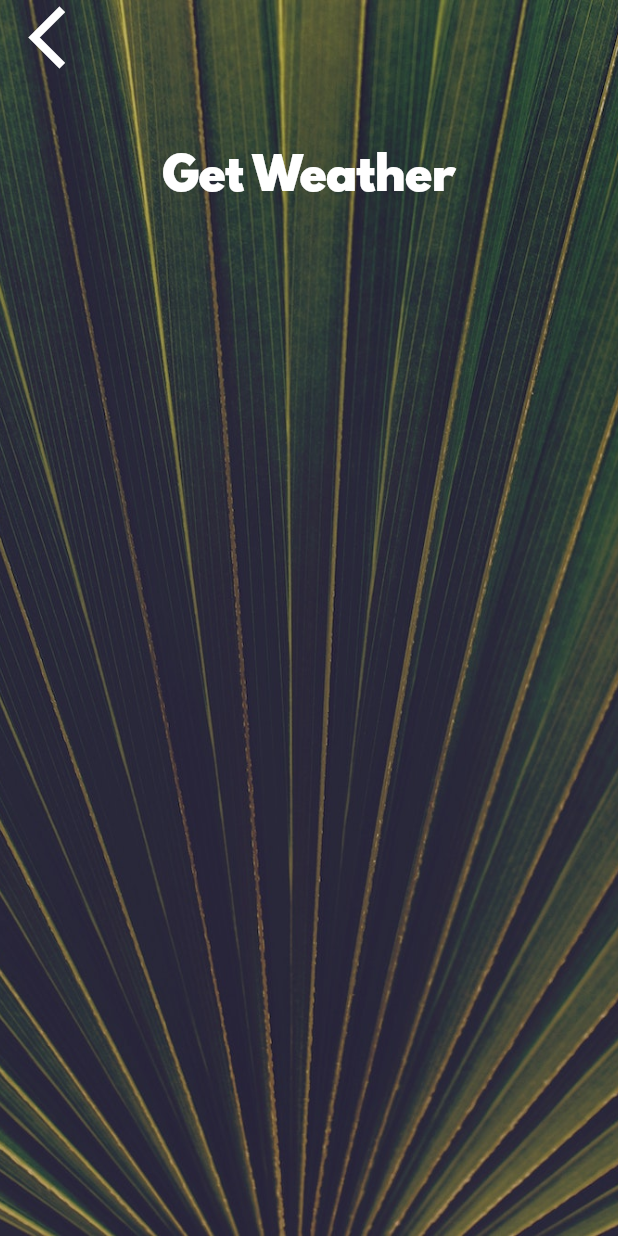
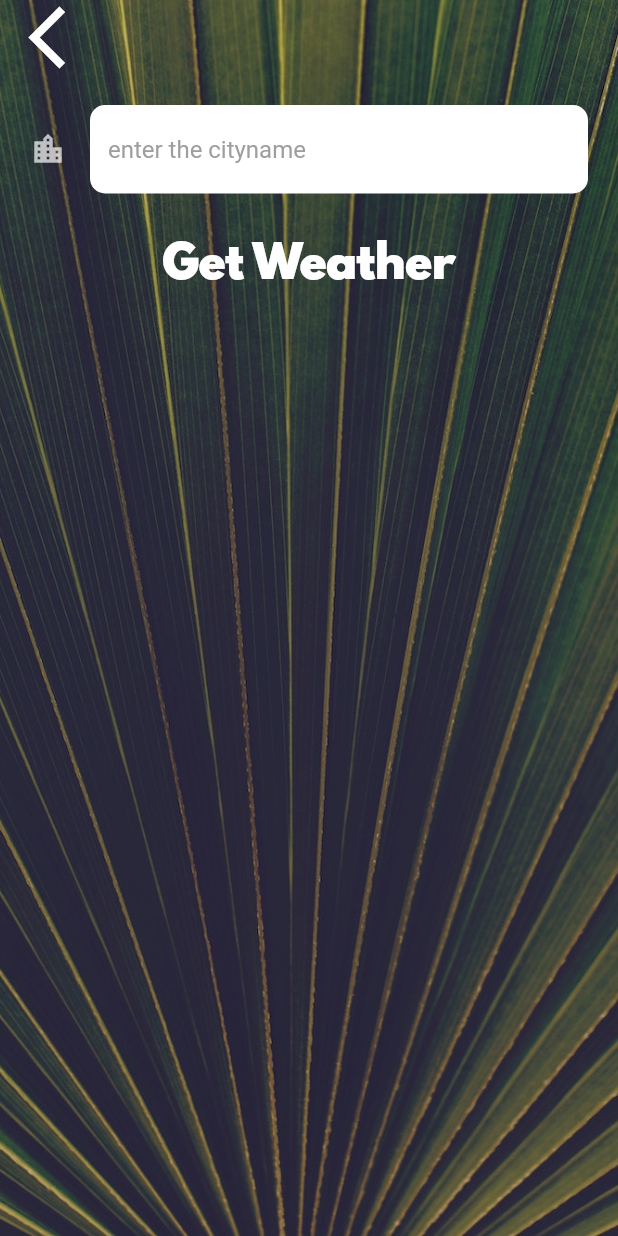
Before and after one commit to tushar263/clima-weather-aap, a Flutter app: the CityScreen screen opened directly, on a phone screen of 412 x 824 dp. Run offline on Flutter 3.47's test engine with Material 2 defaults, Android fonts, the phone set to English and light mode, and no system bars; our stand-ins replace flutter_spinkit, geolocator; network calls fail.

Commit message:
may change again

```diff
--- a/Clima-Flutter-master/lib/screens/city_screen.dart
+++ b/Clima-Flutter-master/lib/screens/city_screen.dart
@@ -7,6 +7,7 @@ class CityScreen extends StatefulWidget {
 }
 
 class _CityScreenState extends State<CityScreen> {
+  String cityname;
   @override
   Widget build(BuildContext context) {
     return Scaffold(
@@ -24,7 +25,9 @@ class _CityScreenState extends State<CityScreen> {
               Align(
                 alignment: Alignment.topLeft,
                 child: FlatButton(
-                  onPressed: () {},
+                  onPressed: () {
+                    Navigator.pop(context);
+                  },
                   child: Icon(
                     Icons.arrow_back_ios,
                     size: 50.0,
@@ -33,10 +36,18 @@ class _CityScreenState extends State<CityScreen> {
               ),
               Container(
                 padding: EdgeInsets.all(20.0),
-                child: null,
+                child: TextField(
+                  onChanged: (value) {
+                    cityname = value;
+                  },
+                  decoration: ktextfieldstyle,
+                  style: TextStyle(color: Colors.black),
+                ),
               ),
               FlatButton(
-                onPressed: () {},
+                onPressed: () {
+                  Navigator.pop(context, cityname);
+                },
                 child: Text(
                   'Get Weather',
                   style: kButtonTextStyle,
--- a/Clima-Flutter-master/lib/services/weather.dart
+++ b/Clima-Flutter-master/lib/services/weather.dart
@@ -2,17 +2,26 @@ import 'package:clima/services/location.dart';
 import 'package:clima/services/networking.dart';
 
 const String apikey = '12c21d26aa79426846c7d047ccfdaa73';
+
 class WeatherModel {
+  Future<dynamic> getcityweather(String cityname)async {
+    var url =
+        'https://api.openweathermap.org/data/2.5/weather?q=$cityname&appid=$apikey&units=metric';
+    Networkhelper networkhelper = Networkhelper(url);
 
-     Future<dynamic> getweatherdata()async {
-        Location location = Location();
+    return await networkhelper.getdata();
+  }
+
+  Future<dynamic> getweatherdata() async {
+    Location location = Location();
     await location.getcurrentlocation();
 
     Networkhelper networkhelper = Networkhelper(
-        'https://api.openweathermap.org/data/2.5/weather?lat=${location.latitude}&lon=${location.longitude}&appid=$apikey');
+        'https://api.openweathermap.org/data/2.5/weather?lat=${location.latitude}&lon=${location.longitude}&appid=$apikey&units=metric');
 
     return await networkhelper.getdata();
-     }
+  }
+
   String getWeatherIcon(int condition) {
     if (condition < 300) {
       return '🌩';
--- a/Clima-Flutter-master/lib/utilities/constants.dart
+++ b/Clima-Flutter-master/lib/utilities/constants.dart
@@ -18,3 +18,18 @@ const kButtonTextStyle = TextStyle(
 const kConditionTextStyle = TextStyle(
   fontSize: 100.0,
 );
+
+const ktextfieldstyle = InputDecoration(
+  filled: true,
+  fillColor: Colors.white,
+  icon: Icon(
+    Icons.location_city,
+  ),
+  hintText: 'enter the cityname',
+  hintStyle: TextStyle(color: Colors.grey),
+  border: OutlineInputBorder(
+      borderRadius: BorderRadius.all(
+        Radius.circular(10),
+      ),
+      borderSide: BorderSide.none),
+);
```
Also changed, not shown: Clima-Flutter-master/lib/screens/location_screen.dart (+34 -13 lines).
